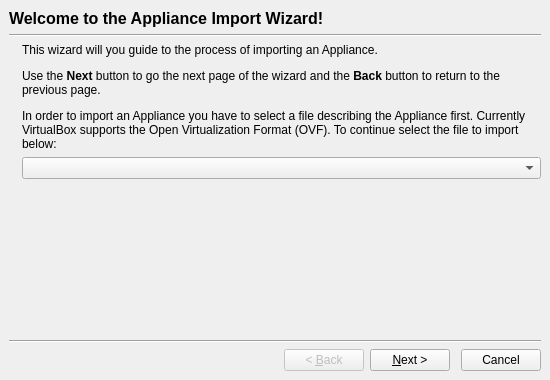
scgtrp/vbox-haiku, file src/VBox/Frontends/VirtualBox/ui/VBoxImportApplianceWzd.ui: the form before one commit.
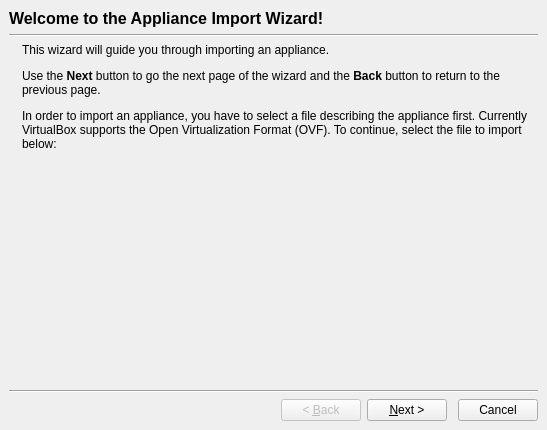
The form after the commit. Icons and pictures are not drawn. Custom widgets are drawn as their Qt base class.

Commit message: kBuild 2275 -> 2320:  * qt4.kmk, qt3.kmk: Fixed PATH_SDK_QT[4|3]_LIB detection (used wrong keyword and ending up with 32-bit libs on 64-bit hosts).  * footer.kmk:       No need to apply defpath to 2_OBJS wholesale fashion, the handler(s) will do this. Fixes #86.  * *WATCOM*.kmk:     Fixed RC commands.

```diff
--- a/src/VBox/Frontends/VirtualBox/ui/VBoxImportApplianceWzd.ui
+++ b/src/VBox/Frontends/VirtualBox/ui/VBoxImportApplianceWzd.ui
@@ -6,8 +6,8 @@
    <rect>
     <x>0</x>
     <y>0</y>
-    <width>550</width>
-    <height>380</height>
+    <width>547</width>
+    <height>430</height>
    </rect>
   </property>
   <property name="windowTitle">
@@ -89,15 +89,18 @@
 &lt;html&gt;&lt;head&gt;&lt;meta name=&quot;qrichtext&quot; content=&quot;1&quot; /&gt;&lt;style type=&quot;text/css&quot;&gt;
 p, li { white-space: pre-wrap; }
 &lt;/style&gt;&lt;/head&gt;&lt;body&gt;
-&lt;p style=&quot; margin-top:12px; margin-bottom:12px; margin-left:0px; margin-right:0px; -qt-block-indent:0; text-indent:0px;&quot;&gt;This wizard will you guide to the process of importing an Appliance. &lt;/p&gt;
+&lt;p style=&quot; margin-top:12px; margin-bottom:12px; margin-left:0px; margin-right:0px; -qt-block-indent:0; text-indent:0px;&quot;&gt;This wizard will guide you through importing an appliance. &lt;/p&gt;
 &lt;p style=&quot; margin-top:12px; margin-bottom:12px; margin-left:0px; margin-right:0px; -qt-block-indent:0; text-indent:0px;&quot;&gt;Use the &lt;span style=&quot; font-weight:600;&quot;&gt;Next&lt;/span&gt; button to go the next page of the wizard and the &lt;span style=&quot; font-weight:600;&quot;&gt;Back&lt;/span&gt; button to return to the previous page.&lt;/p&gt;
-&lt;p style=&quot; margin-top:12px; margin-bottom:12px; margin-left:0px; margin-right:0px; -qt-block-indent:0; text-indent:0px;&quot;&gt;In order to import an Appliance you have to select a file describing the Appliance first. Currently VirtualBox supports the Open Virtualization Format (OVF). To continue select the file to import below:&lt;/p&gt;&lt;/body&gt;&lt;/html&gt;</string>
+&lt;p style=&quot; margin-top:12px; margin-bottom:12px; margin-left:0px; margin-right:0px; -qt-block-indent:0; text-indent:0px;&quot;&gt;In order to import an appliance, you have to select a file describing the appliance first. Currently VirtualBox supports the Open Virtualization Format (OVF). To continue, select the file to import below:&lt;/p&gt;&lt;/body&gt;&lt;/html&gt;</string>
            </property>
            <property name="wordWrap">
             <bool>true</bool>
            </property>
           </widget>
          </item>
+         <item row="1" column="1">
+          <widget class="VBoxEmptyFileSelector" name="mFileSelector" native="true"/>
+         </item>
          <item row="2" column="1">
           <spacer name="spacer">
            <property name="orientation">
@@ -105,15 +108,12 @@
            </property>
            <property name="sizeHint" stdset="0">
             <size>
-             <width>408</width>
-             <height>258</height>
+             <width>406</width>
+             <height>68</height>
             </size>
            </property>
           </spacer>
          </item>
-         <item row="1" column="1">
-          <widget class="VBoxFilePathSelectorWidget" name="mFileSelector"/>
-         </item>
         </layout>
        </item>
        <item>
@@ -366,8 +366,8 @@
    <container>1</container>
   </customwidget>
   <customwidget>
-   <class>VBoxFilePathSelectorWidget</class>
-   <extends>QComboBox</extends>
+   <class>VBoxEmptyFileSelector</class>
+   <extends>QWidget</extends>
    <header>VBoxFilePathSelectorWidget.h</header>
   </customwidget>
  </customwidgets>
```
Left out of the diff: 20 changed lines with no effect on the pictures. The commit also changes 878 other files.
